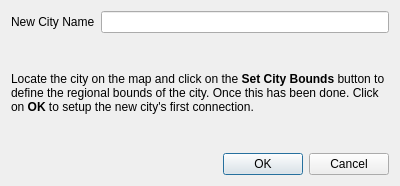
Before: the Qt Designer form mapper_app/ui/newcitydialog.ui in allenck/mapper, drawn with Qt 5.
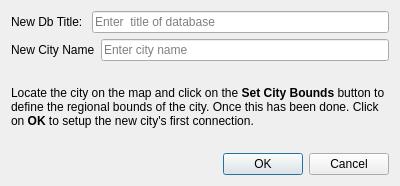
After: the same form once the commit is applied.

Commit message: new city and remove city corrections

Patch:
```diff
--- a/mapper_app/ui/newcitydialog.ui
+++ b/mapper_app/ui/newcitydialog.ui
@@ -14,21 +14,17 @@
    <string>Add City</string>
   </property>
   <layout class="QGridLayout" name="gridLayout">
-   <item row="0" column="0">
-    <layout class="QHBoxLayout" name="horizontalLayout">
-     <item>
-      <widget class="QLabel" name="label">
-       <property name="text">
-        <string>New City Name</string>
-       </property>
-      </widget>
-     </item>
-     <item>
-      <widget class="QLineEdit" name="name"/>
-     </item>
-    </layout>
+   <item row="3" column="0">
+    <widget class="QDialogButtonBox" name="buttonBox">
+     <property name="orientation">
+      <enum>Qt::Horizontal</enum>
+     </property>
+     <property name="standardButtons">
+      <set>QDialogButtonBox::Cancel|QDialogButtonBox::Ok</set>
+     </property>
+    </widget>
    </item>
-   <item row="1" column="0">
+   <item row="2" column="0">
     <widget class="QLabel" name="info">
      <property name="text">
       <string>&lt;html&gt;&lt;head/&gt;&lt;body&gt;&lt;p&gt;Locate the city on the map and click on the &lt;span style=&quot; font-weight:700;&quot;&gt;Set City Bounds&lt;/span&gt; button to define the regional bounds of the city. Once this has been done. Click on &lt;span style=&quot; font-weight:700;&quot;&gt;OK&lt;/span&gt; to setup the new city's first connection.&lt;/p&gt;&lt;/body&gt;&lt;/html&gt;</string>
@@ -41,15 +37,44 @@
      </property>
     </widget>
    </item>
-   <item row="2" column="0">
-    <widget class="QDialogButtonBox" name="buttonBox">
-     <property name="orientation">
-      <enum>Qt::Horizontal</enum>
-     </property>
-     <property name="standardButtons">
-      <set>QDialogButtonBox::Cancel|QDialogButtonBox::Ok</set>
-     </property>
-    </widget>
+   <item row="1" column="0">
+    <layout class="QHBoxLayout" name="horizontalLayout">
+     <item>
+      <widget class="QLabel" name="label">
+       <property name="text">
+        <string>New City Name</string>
+       </property>
+      </widget>
+     </item>
+     <item>
+      <widget class="QLineEdit" name="name">
+       <property name="placeholderText">
+        <string>Enter city name</string>
+       </property>
+      </widget>
+     </item>
+    </layout>
+   </item>
+   <item row="0" column="0">
+    <layout class="QHBoxLayout" name="horizontalLayout_2">
+     <item>
+      <widget class="QLabel" name="label_2">
+       <property name="text">
+        <string>New Db Title: </string>
+       </property>
+      </widget>
+     </item>
+     <item>
+      <widget class="QLineEdit" name="title">
+       <property name="toolTip">
+        <string>&lt;html&gt;&lt;head/&gt;&lt;body&gt;&lt;p&gt;Enter the title decribing this database.&lt;/p&gt;&lt;/body&gt;&lt;/html&gt;</string>
+       </property>
+       <property name="placeholderText">
+        <string>Enter  title of database</string>
+       </property>
+      </widget>
+     </item>
+    </layout>
    </item>
   </layout>
  </widget>
```
The commit also changes 10 other files.
